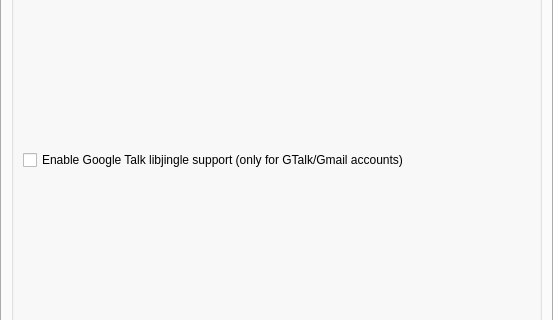
First picture: the form in protocols/jabber/ui/dlgjabbereditaccountwidget.ui, repository KDE/kopete, before the edit; both pictures show x 0 to 553 and y 147 to 467 of the 553 by 581 pixel window.
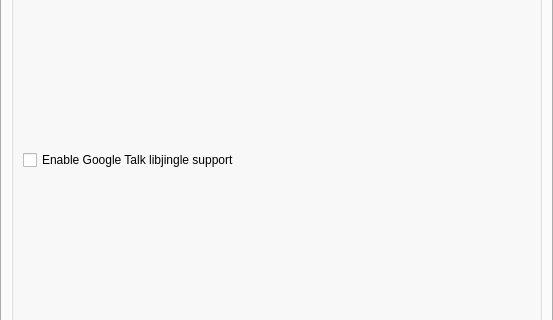
Second picture: the form after the edit. The open tabs and pages were chosen to show the change. Custom widgets are drawn as their Qt base class.

Commit message:
Add support for jabber audio calls via libjingle for all jabber accounts
Current version of libjingle library included in kopete tree supports both
google libjingle and real jingle protocol. It also supports connecting to
other (non google's) jabber servers (via special --s flag), but does not
support SRV dns lookups of jabber host name.

This patch enabling libjingle audio call support for all jabber accounts
(not only google) and adding code for xmpp-client SRV lookup which is
needed by external libjingle call application.

Patch:
```diff
--- a/protocols/jabber/ui/dlgjabbereditaccountwidget.ui
+++ b/protocols/jabber/ui/dlgjabbereditaccountwidget.ui
@@ -925,7 +925,7 @@
              <string>This enable Google Talk libjingle voice call</string>
             </property>
             <property name="text">
-             <string>Enable Google Talk libjingle support (only for GTalk/Gmail accounts)</string>
+             <string>Enable Google Talk libjingle support</string>
             </property>
            </widget>
           </item>
```
The commit also changes 3 other files.
